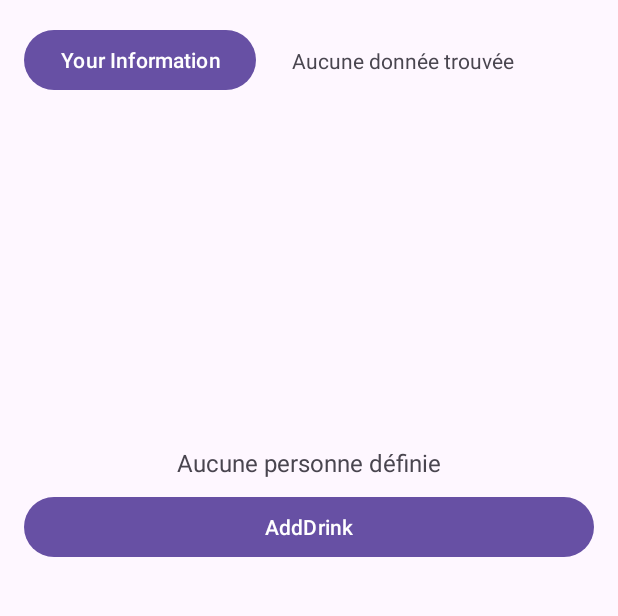
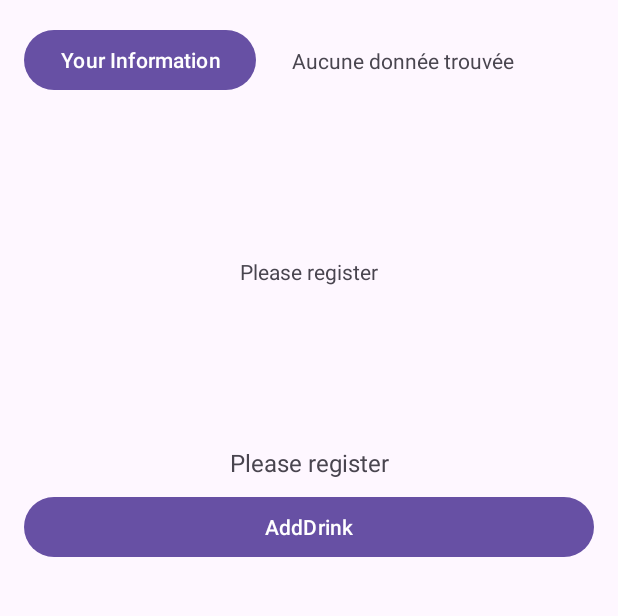
Before and after one commit to Freckyjules/Ethylotest, an Android app: the screen it shows after launch (MainActivity), on a phone screen of 412 x 824 dp, the part 65-681 px from its top. Run offline under Robolectric (Android 15) with nearby library versions, the light colour scheme and no system bars.

Commit message:
Affichage si on peut conduire ou non

```diff
--- a/app/src/main/java/com/example/ethylotest/Activity/MainActivity.java
+++ b/app/src/main/java/com/example/ethylotest/Activity/MainActivity.java
@@ -35,6 +35,7 @@
 
     private TextView testText;
     private TextView tauxText;
+    private TextView driveTextView;
 
     private SharedPreferences sharedPreferences;
 
@@ -63,6 +64,7 @@
         // Initialiser le TextView
         testText = findViewById(R.id.testText);
         tauxText = findViewById(R.id.TauxText);
+        driveTextView = findViewById(R.id.driveTextView);
 
         // Mettre à jour le taux d'alcool
         updateTauxText();
@@ -129,13 +131,23 @@
      */
     private void updateTauxText() {
         // Calculer le taux d'alcool
-        if (savePerson.loadPerson() == null) {
-            tauxText.setText("Aucune personne définie");
-        } else if (saveDrinks.loadDrinks() == null) {
-            tauxText.setText("Aucune boisson définie");
+        double taux = 0.0;
+        Person person = savePerson.loadPerson();
+        if (person == null) {
+            tauxText.setText(R.string.Please_register);
         } else {
-            double taux = saveDrinks.loadDrinks().getTotalAlcohol(savePerson.loadPerson());
-            tauxText.setText(String.valueOf(taux));
+            taux = saveDrinks.loadDrinks().getTotalAlcohol(savePerson.loadPerson());
+            tauxText.setText(String.format("%.2f", taux));
+        }
+        // Mettre à jour le TextView pour savoir si on peut conduire
+        if (person != null) {
+            if ((person.isYoung() && taux > 0.2) || taux > 0.5) {
+                driveTextView.setText(R.string.You_can_t_drive);
+            } else {
+                driveTextView.setText(R.string.You_can_drive);
+            }
+        } else {
+            driveTextView.setText(R.string.Please_register);
         }
     }
 
--- a/app/src/main/res/layout/activity_main.xml
+++ b/app/src/main/res/layout/activity_main.xml
@@ -67,4 +67,13 @@
         app:layout_constraintEnd_toEndOf="parent"
         app:layout_constraintStart_toStartOf="parent" />
 
+    <TextView
+        android:id="@+id/driveTextView"
+        android:layout_width="wrap_content"
+        android:layout_height="wrap_content"
+        app:layout_constraintBottom_toTopOf="@+id/TauxText"
+        app:layout_constraintEnd_toEndOf="parent"
+        app:layout_constraintStart_toStartOf="parent"
+        app:layout_constraintTop_toBottomOf="@+id/editPerson" />
+
 </androidx.constraintlayout.widget.ConstraintLayout>
--- a/app/src/main/res/values/strings.xml
+++ b/app/src/main/res/values/strings.xml
@@ -17,4 +17,7 @@
     <string name="Your_license_level">Your license level</string>
     <string name="Young_Driver">Young Driver</string>
     <string name="Confirmed_Driver">Confirmed Driver</string>
+    <string name="Please_register">Please register</string>
+    <string name="You_can_t_drive">You can\'t drive</string>
+    <string name="You_can_drive">You can drive</string>
 </resources>
```
Also changed, not shown: 1 other file.
